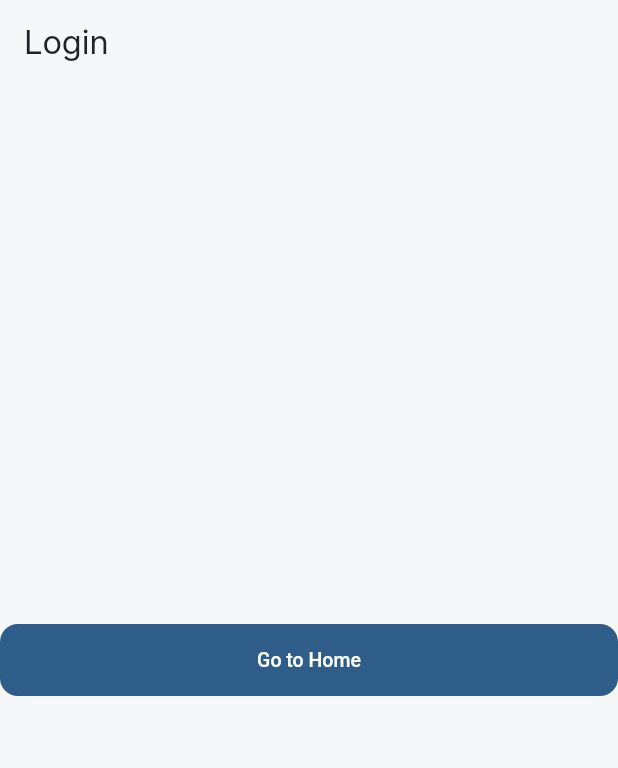
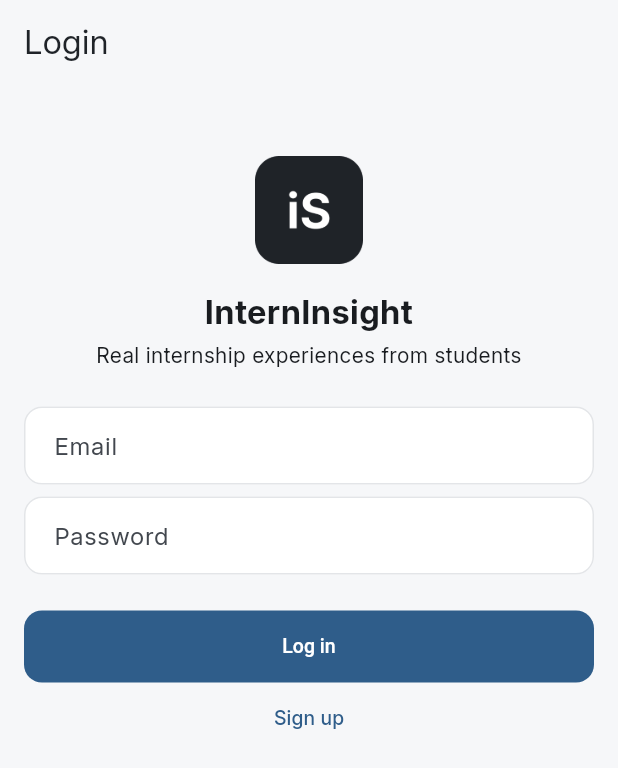
Before and after one commit to AliKaanKoc2/InternInsight, a Flutter app: the screen it shows after launch, on a phone screen of 412 x 824 dp. Shown: the top 768 px of the screen. Run offline on Flutter 3.47's test engine with Material 3 defaults, Android fonts, the phone set to English and light mode, and no system bars.

Commit message:
Build login screen and navigation

```diff
--- a/lib/screens/auth/login_screen.dart
+++ b/lib/screens/auth/login_screen.dart
@@ -1,5 +1,8 @@
 import 'package:flutter/material.dart';
+
 import '../../core/routes/app_routes.dart';
+import '../../core/theme/app_spacing.dart';
+import '../../core/theme/app_text_styles.dart';
 
 class LoginScreen extends StatelessWidget {
   const LoginScreen({super.key});
@@ -8,11 +11,50 @@ class LoginScreen extends StatelessWidget {
   Widget build(BuildContext context) {
     return Scaffold(
       appBar: AppBar(title: const Text('Login')),
-      body: Center(
-        child: ElevatedButton(
-          onPressed: () =>
-              Navigator.pushReplacementNamed(context, AppRoutes.home),
-          child: const Text('Go to Home'),
+      body: SafeArea(
+        child: ListView(
+          padding: AppSpacing.screen,
+          children: [
+            const SizedBox(height: AppSpacing.xl),
+            Image.asset('assets/images/logo.png', height: 72),
+            const SizedBox(height: AppSpacing.md),
+            const Text(
+              'InternInsight',
+              style: AppTextStyles.title,
+              textAlign: TextAlign.center,
+            ),
+            const SizedBox(height: AppSpacing.xs),
+            const Text(
+              'Real internship experiences from students',
+              textAlign: TextAlign.center,
+            ),
+            const SizedBox(height: AppSpacing.lg),
+            const TextField(
+              keyboardType: TextInputType.emailAddress,
+              decoration: InputDecoration(
+                labelText: 'Email',
+                hintText: 'name@sabanciuniv.edu',
+              ),
+            ),
+            const SizedBox(height: AppSpacing.sm),
+            const TextField(
+              obscureText: true,
+              decoration: InputDecoration(labelText: 'Password'),
+            ),
+            const SizedBox(height: AppSpacing.lg),
+            ElevatedButton(
+              onPressed: () {
+                Navigator.pushReplacementNamed(context, AppRoutes.home);
+              },
+              child: const Text('Log in'),
+            ),
+            TextButton(
+              onPressed: () {
+                Navigator.pushNamed(context, AppRoutes.register);
+              },
+              child: const Text('Sign up'),
+            ),
+          ],
         ),
       ),
     );
```
